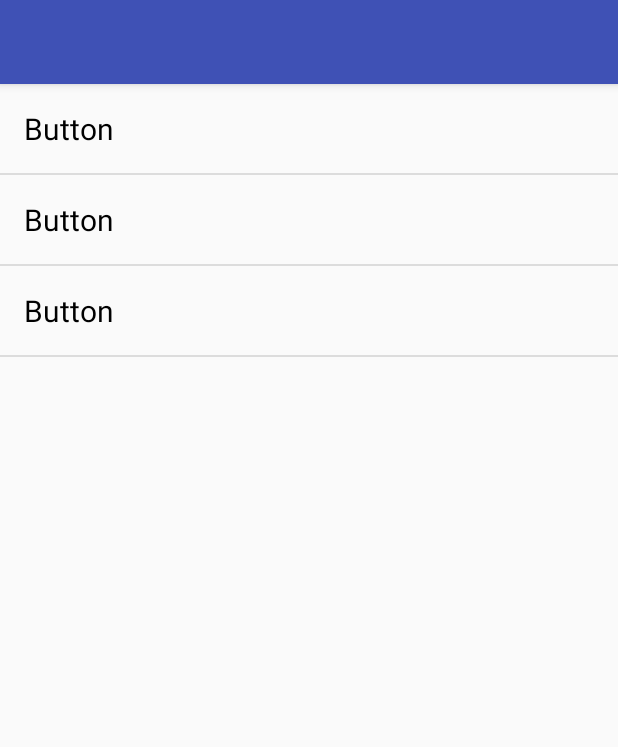
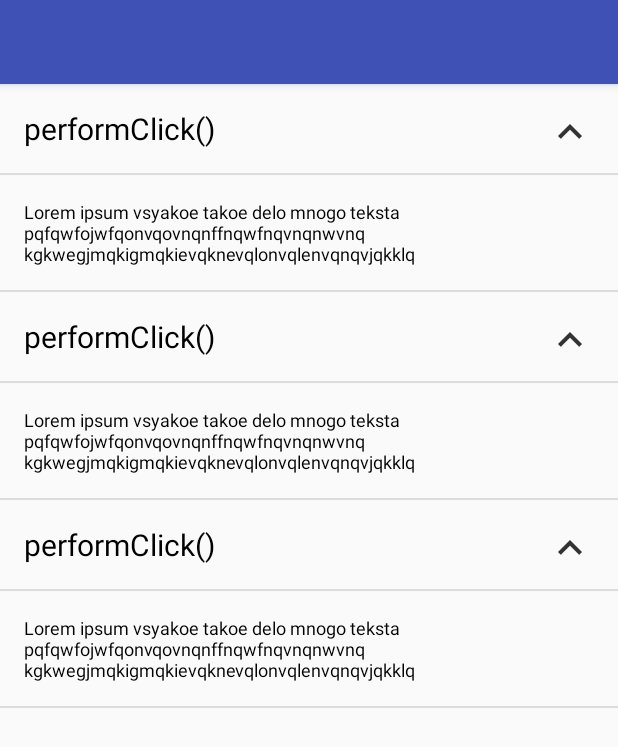
Before and after one commit to FinelifeX/KnowYourAndroid, an Android app: the layout fragment_method_list.xml on its own in the app's theme, with its tools: preview values and no code run, on a phone screen of 412 x 824 dp. Shown: the top 747 px of the screen. Run offline under Robolectric (Android 15) with nearby library versions, the phone set to English and light mode, and no system bars.

Commit message:
Added arrow image to method list item

```diff
--- a/app/src/main/res/layout/fragment_method_list.xml
+++ b/app/src/main/res/layout/fragment_method_list.xml
@@ -24,7 +24,7 @@
         android:id="@+id/recycler_view"
         android:layout_width="match_parent"
         android:layout_height="match_parent"
-        tools:listitem="@layout/item_class">
+        tools:listitem="@layout/item_method">
 
     </android.support.v7.widget.RecyclerView>
 
--- a/app/src/main/res/layout/item_method.xml
+++ b/app/src/main/res/layout/item_method.xml
@@ -12,7 +12,18 @@
         android:textColor="@color/colorBlack"
         android:textSize="@dimen/text_large"
         android:maxLines="2"
+        android:layout_toStartOf="@id/image_arrow"
+        android:layout_alignParentStart="true"
         tools:text="performClick()" />
+
+    <ImageView
+        android:contentDescription="@string/arrow"
+        android:layout_width="wrap_content"
+        android:layout_height="wrap_content"
+        android:id="@+id/image_arrow"
+        android:layout_alignParentEnd="true"
+        android:layout_margin="@dimen/activity_vertical_margin"
+        tools:src="@drawable/ic_arrow_up"/>
 
     <View
         android:id="@+id/divider_primary"
--- a/app/src/main/res/values/strings.xml
+++ b/app/src/main/res/values/strings.xml
@@ -14,4 +14,5 @@
     <string name="nav_about">О нас</string>
     <string name="nav_settings">Настройки</string>
     <string name="logout">Выйти</string>
+    <string name="arrow">Стрелка переключения</string>
 </resources>
```
Also changed, not shown: app/src/main/res/drawable-hdpi/ic_arrow_down.png (added), app/src/main/res/drawable-hdpi/ic_arrow_up.png (added), app/src/main/res/drawable-mdpi/ic_arrow_down.png (added), app/src/main/res/drawable-mdpi/ic_arrow_up.png (added), app/src/main/res/drawable-xhdpi/ic_arrow_down.png (added), app/src/main/res/drawable-xhdpi/ic_arrow_up.png (added), app/src/main/res/drawable-xxhdpi/ic_arrow_down.png (added), app/src/main/res/drawable-xxhdpi/ic_arrow_up.png (added).
